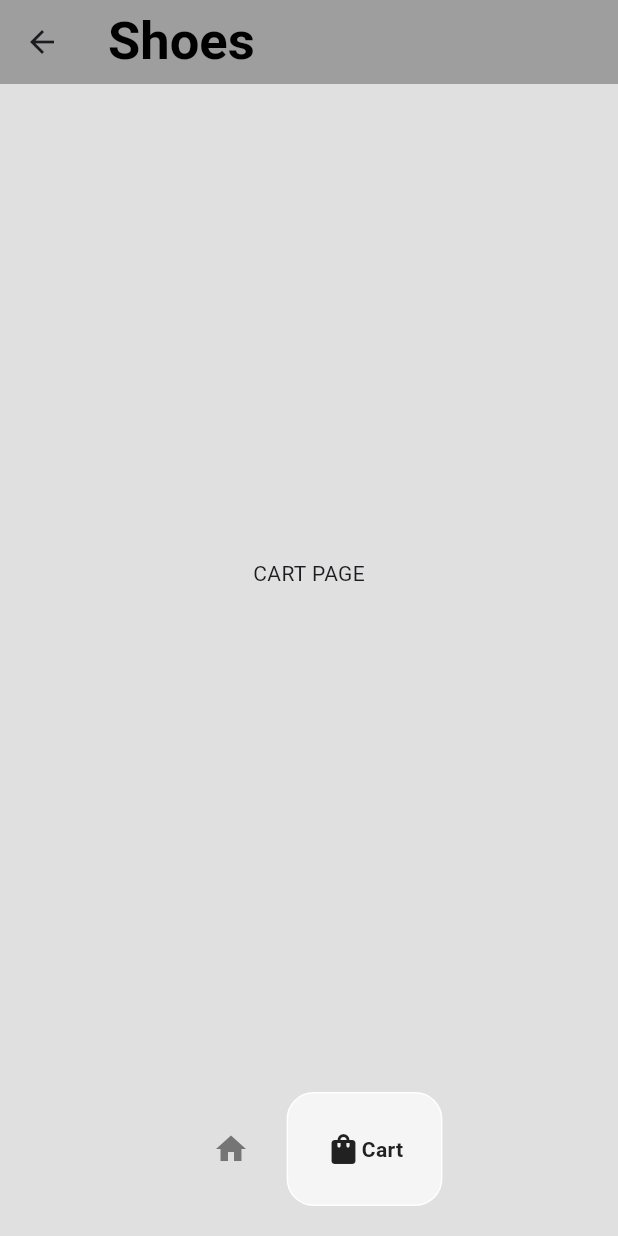
After one commit to SemantakCodes/E-Commerce-App, a Flutter app: the HomePage screen opened directly, item 2 of the bottom bar chosen, on a phone screen of 412 x 824 dp. The commit adds this screen. Run offline on Flutter 3.47's test engine with Material 3 defaults, Android fonts, the phone set to English and light mode, and no system bars; drawn by our look-alikes of google_nav_bar.

Commit message:
Nav bar added and shop & cart page added <3

```diff
--- a/analysis_options.yaml
+++ b/analysis_options.yaml
@@ -1 +1,4 @@
 include: package:flutter_lints/flutter.yaml
+analyzer:
+  errors:
+    unused_field: ignore
--- /dev/null
+++ b/lib/components/bottom_nav_bar.dart
@@ -0,0 +1,42 @@
+import 'package:flutter/material.dart';
+import 'package:google_nav_bar/google_nav_bar.dart';
+
+class BottomNavBar extends StatelessWidget {
+  final void Function(int)? onTabChange;
+  //variables
+  final String _homeButtonText = "Home";
+  final String _cartButtonText = "Cart";
+
+  const BottomNavBar({super.key, required this.onTabChange});
+
+  @override
+  Widget build(BuildContext context) {
+    return Container
+    (
+      padding: EdgeInsets.symmetric(vertical: 20),
+      child: GNav
+      (
+        color: Colors.grey[600],
+        activeColor: Colors.grey[900],
+        tabActiveBorder: Border.all(color: Colors.white),
+        tabBackgroundColor: Colors.grey.shade100,
+        mainAxisAlignment: MainAxisAlignment.center,
+        tabBorderRadius: 18,
+        onTabChange: (value) => onTabChange!(value),
+        tabs:
+        [
+          GButton
+          (
+            icon: Icons.home,
+            text: _homeButtonText,
+          ),
+          GButton
+          (
+            icon: Icons.shopping_bag_rounded,
+            text: _cartButtonText,
+          ),
+        ]
+      )
+    );
+  }
+}
--- /dev/null
+++ b/lib/pages/cart_page.dart
@@ -0,0 +1,19 @@
+import 'package:flutter/material.dart';
+
+class CartPage extends StatefulWidget {
+  const CartPage({super.key});
+
+  @override
+  State<CartPage> createState() => _CartPageState();
+}
+
+class _CartPageState extends State<CartPage> {
+  @override
+  Widget build(BuildContext context) {
+    return Scaffold
+    (
+      backgroundColor: Colors.grey[300],
+      body: Center(child: Text("CART PAGE")),
+    );
+  }
+}
--- a/lib/pages/home_page.dart
+++ b/lib/pages/home_page.dart
@@ -1,13 +1,75 @@
+import 'package:e_commerce_app/components/bottom_nav_bar.dart';
+import 'package:e_commerce_app/pages/cart_page.dart';
+import 'package:e_commerce_app/pages/shop_page.dart';
 import 'package:flutter/material.dart';
 
-class HomePage extends StatelessWidget {
+class HomePage extends StatefulWidget {
+
   const HomePage({super.key});
+
+  @override
+  State<HomePage> createState() => _HomePageState();
+}
+
+class _HomePageState extends State<HomePage> {
+  //variables
+  final String _appBarTitle = "Shoes";
+  // this selected index is to control the bottom nav bar
+  int _selectedIndex = 0;
+
+
+  //LISTS
+
+  final List<Widget> _pages =
+  [
+    // SHOP PAGE
+    const ShopPage(),
+
+    // CART PAGE
+    const CartPage(),
+  ];
+
+  //methods
+  //when user taps on tab it changes the index
+  void navigateBottomNavBar(int index){
+    setState(() {
+      _selectedIndex = index;
+    });
+  }
 
   @override
   Widget build(BuildContext context) {
     return Scaffold
     (
+      backgroundColor: Colors.grey[300],
+      //APP BAR
+      appBar: AppBar
+      (
+        backgroundColor: Colors.grey,
+        elevation: 0,
+        title: Text
+        (
+          _appBarTitle,
+        ),
+        titleTextStyle: TextStyle
+        (
+          color: Colors.black,
+          fontWeight: FontWeight.bold,
+          fontSize: 35
+        ),
+      ),
 
+
+      //NAV BARR
+      //using google's nav bar here
+
+
+
+      bottomNavigationBar: BottomNavBar
+      (
+        onTabChange: (index) => navigateBottomNavBar(index),
+      ),
+      body: _pages[_selectedIndex],
     );
   }
 }
--- a/lib/pages/intro_page.dart
+++ b/lib/pages/intro_page.dart
@@ -3,7 +3,7 @@ import 'package:flutter/material.dart';
 
 class IntroPage extends StatelessWidget {
   //Variable
-  final String _title = "Just DO It";
+  final String _title = "Just Do It";
   final String _subTitle = "Best shoes with premium quality";
 
   const IntroPage({super.key});
@@ -18,6 +18,7 @@ class IntroPage extends StatelessWidget {
         (
           children:
           [
+            const SizedBox(height: 48),
             //LOGO
             Padding(
               padding: const EdgeInsets.all(25),
@@ -26,6 +27,8 @@ class IntroPage extends StatelessWidget {
               ),
             ),
             //TITLE
+            const SizedBox(height: 48,),
+
             Text
             (
               _title,
@@ -52,6 +55,7 @@ class IntroPage extends StatelessWidget {
               ),
             ),
 
+              const SizedBox(height: 20),
             //START NOW BUTTON
             GestureDetector
             (
--- a/pubspec.yaml
+++ b/pubspec.yaml
@@ -10,6 +10,8 @@ dependencies:
   flutter:
     sdk: flutter
 
+  google_nav_bar: ^5.0.7
+
 dev_dependencies:
   flutter_test:
     sdk: flutter
```
Also changed, not shown: lib/pages/shop_page.dart (added, +19 -0 lines), pubspec.lock.
